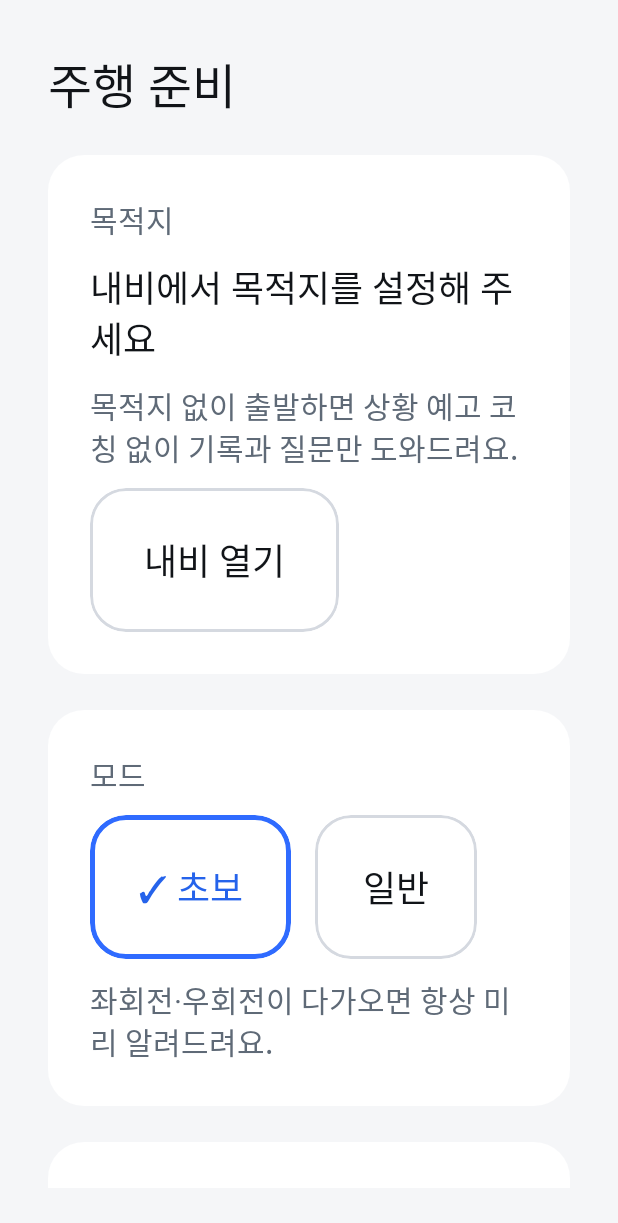
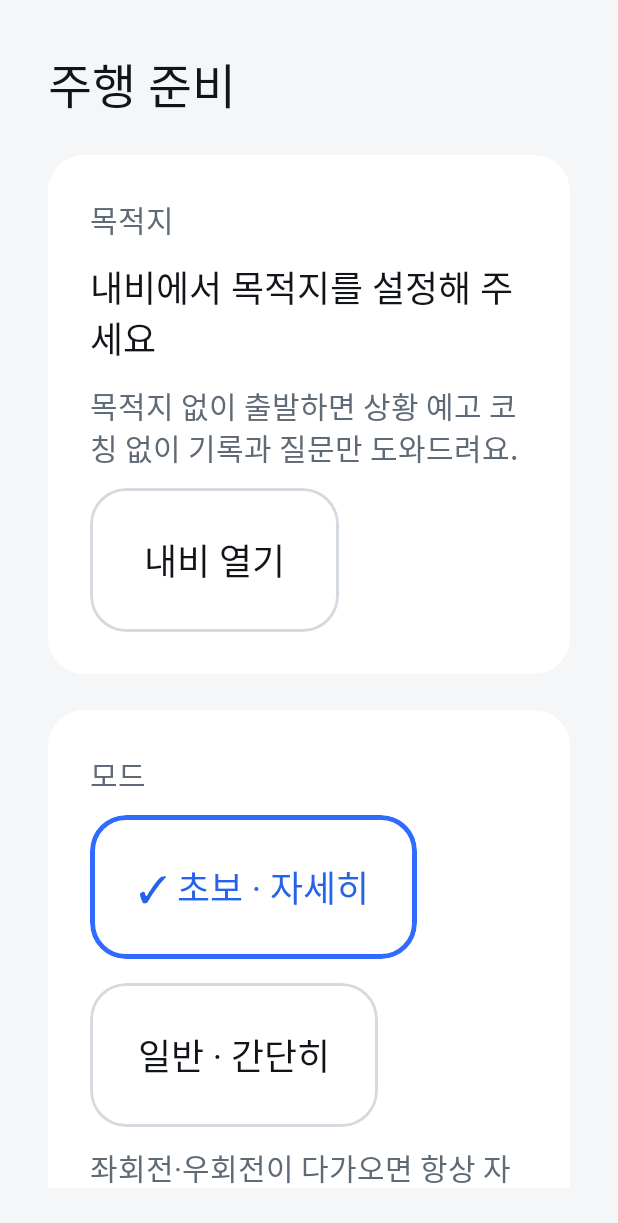
Before and after one commit to DriveMate-Team/DriveMate, an Android app built with Jetpack Compose: the screen it shows after launch (MainActivity), after a tap on "주행 시작", on a phone screen of 412 x 824 dp. Shown: the top 1223 px of the screen. Run offline under Robolectric (Android 15) with nearby library versions, the phone set to English and light mode, and no system bars; our stand-ins replace Dagger/Hilt's generated code, Room's generated code; libraries missing offline, so code that uses them is left out: ai.pleos.playground; Roboto replaces fonts that are not available here; 18 statements that could not run were skipped.

Commit message:
C: coaching level merged into mode (초보=자세히, 일반=간단히 with short phrases)

```diff
--- a/automotive/src/main/java/com/example/drivemate/model/Models.kt
+++ b/automotive/src/main/java/com/example/drivemate/model/Models.kt
@@ -5,10 +5,12 @@ package com.example.drivemate.model
  * 화면·코칭·기록이 모두 같은 낱말(모드, 연습 주제, 기어 등)을 쓰도록 한곳에 정의한다.
  */
 
-/** 주행 모드 (설계문서 1단계: 초보 / 일반) */
+/**
+ * 주행 모드 = 코칭 수준 (신청서 4-①, 4-⑥. 2026-11-13 팀 결정: 초보 = 자세히, 일반 = 간단히로 합침)
+ */
 enum class DriveMode(val label: String) {
-    BEGINNER("초보"),   // 좌회전·우회전 코칭을 항상 말해 준다
-    NORMAL("일반"),     // 고른 연습 주제에 대해서만 말해 준다
+    BEGINNER("초보 · 자세히"),   // 좌회전·우회전 코칭을 항상, 자세한 문장으로 말해 준다
+    NORMAL("일반 · 간단히"),     // 고른 연습 주제만, 짧은 문장으로 말해 준다
 }
 
 /** 연습 주제 (설계문서 "주행 준비" 화면의 칩 4개) */
--- a/automotive/src/main/java/com/example/drivemate/ui/prep/PrepScreen.kt
+++ b/automotive/src/main/java/com/example/drivemate/ui/prep/PrepScreen.kt
@@ -137,8 +137,8 @@ fun PrepScreen(onBack: () -> Unit, viewModel: PrepViewModel = hiltViewModel()) {
                 }
             }
             Text(
-                if (mode == DriveMode.BEGINNER) "좌회전·우회전이 다가오면 항상 미리 알려드려요."
-                else "아래에서 고른 연습 주제만 미리 알려드려요.",
+                if (mode == DriveMode.BEGINNER) "좌회전·우회전이 다가오면 항상 자세히 알려드려요."
+                else "아래에서 고른 연습 주제만 짧게 알려드려요.",
                 style = DmType.sub, color = colors.textSub,
             )
         }
```
Also changed, not shown: automotive/src/main/java/com/example/drivemate/coaching/CoachingRules.kt (+18 -3 lines), 1 other file.
